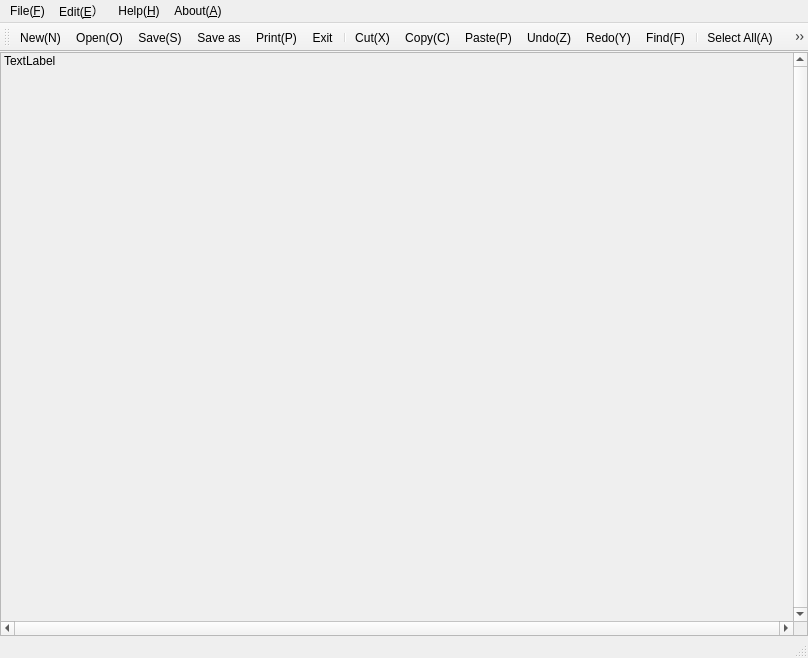
Old version of the form hws word/mainwindow.ui in the repository hsw-team/hsw.
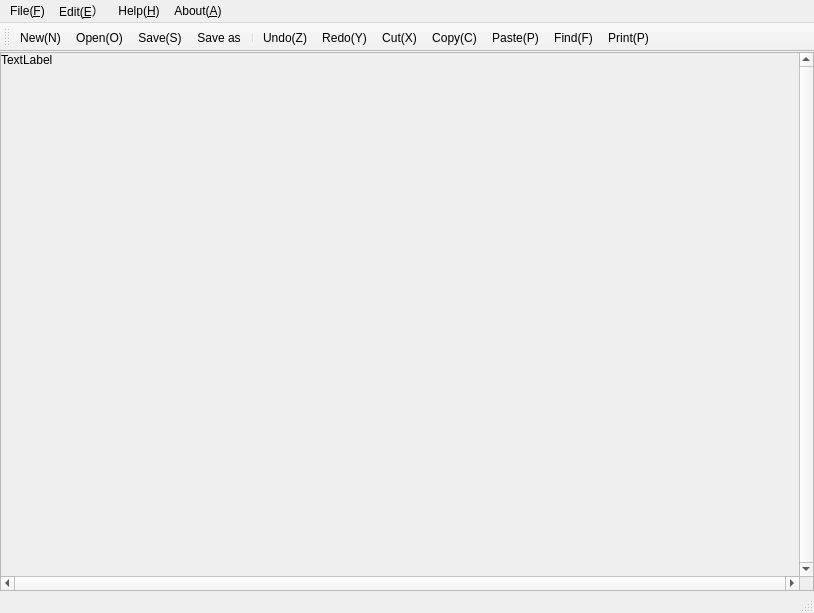
New version of the form. Icons and pictures are not drawn.

What changed in the file:
```diff
--- a/hws word/mainwindow.ui
+++ b/hws word/mainwindow.ui
@@ -6,8 +6,8 @@
    <rect>
     <x>0</x>
     <y>0</y>
-    <width>808</width>
-    <height>658</height>
+    <width>814</width>
+    <height>613</height>
    </rect>
   </property>
   <property name="cursor">
@@ -59,6 +59,9 @@
       <property name="horizontalScrollBarPolicy">
        <enum>Qt::ScrollBarAlwaysOn</enum>
       </property>
+      <property name="sizeAdjustPolicy">
+       <enum>QAbstractScrollArea::AdjustToContents</enum>
+      </property>
       <property name="widgetResizable">
        <bool>true</bool>
       </property>
@@ -70,8 +73,8 @@
         <rect>
          <x>0</x>
          <y>0</y>
-         <width>792</width>
-         <height>560</height>
+         <width>798</width>
+         <height>515</height>
         </rect>
        </property>
        <property name="minimumSize">
@@ -83,10 +86,10 @@
        <widget class="QLabel" name="label">
         <property name="geometry">
          <rect>
-          <x>3</x>
-          <y>1</y>
-          <width>851</width>
-          <height>491</height>
+          <x>0</x>
+          <y>0</y>
+          <width>811</width>
+          <height>591</height>
          </rect>
         </property>
         <property name="styleSheet">
@@ -128,7 +131,7 @@
     <rect>
      <x>0</x>
      <y>0</y>
-     <width>808</width>
+     <width>814</width>
      <height>21</height>
     </rect>
    </property>
@@ -175,7 +178,11 @@
    <addaction name="menuHelp_H"/>
    <addaction name="menuAbout_A"/>
   </widget>
+  <widget class="QStatusBar" name="statusBar"/>
   <widget class="QToolBar" name="mainToolBar">
+   <property name="enabled">
+    <bool>true</bool>
+   </property>
    <attribute name="toolBarArea">
     <enum>TopToolBarArea</enum>
    </attribute>
@@ -186,20 +193,15 @@
    <addaction name="actionOpen_O"/>
    <addaction name="actionSave_S"/>
    <addaction name="actionSave_as"/>
-   <addaction name="actionPrint_P"/>
-   <addaction name="actionExit"/>
    <addaction name="separator"/>
+   <addaction name="actionUndo_Z"/>
+   <addaction name="actionRedo_Y"/>
    <addaction name="actionCut_X"/>
    <addaction name="actionCopy_C"/>
    <addaction name="actionPaste_P"/>
-   <addaction name="actionUndo_Z"/>
-   <addaction name="actionRedo_Y"/>
    <addaction name="actionFind_F"/>
-   <addaction name="separator"/>
-   <addaction name="actionSelect_All_A"/>
-   <addaction name="actionDocs"/>
+   <addaction name="actionPrint_P"/>
   </widget>
-  <widget class="QStatusBar" name="statusBar"/>
   <action name="actionNew_N">
    <property name="icon">
     <iconset resource="icons.qrc">
@@ -240,14 +242,8 @@
    <property name="text">
     <string>Print(&amp;P)</string>
    </property>
-  </action>
-  <action name="actionExit">
-   <property name="icon">
-    <iconset resource="icons.qrc">
-     <normaloff>:/my_images/icons/exit.png</normaloff>:/my_images/icons/exit.png</iconset>
-   </property>
-   <property name="text">
-    <string>Exit</string>
+   <property name="shortcut">
+    <string>Ctrl+P</string>
    </property>
   </action>
   <action name="actionCut_X">
```
Left out of the diff: 26 changed lines with no effect on the pictures.
